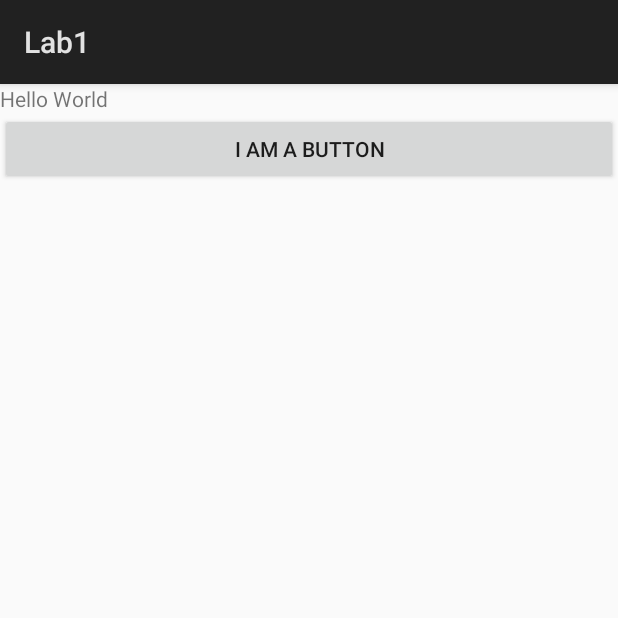
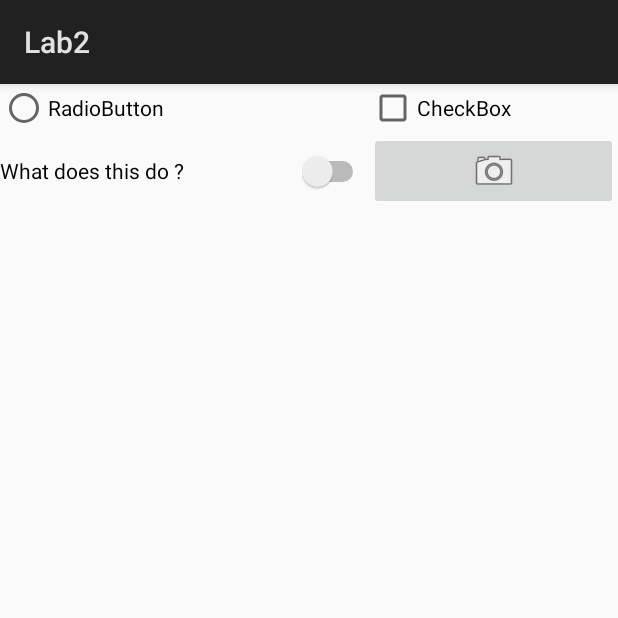
Before and after one commit to chiraggarg98026/AndroidLabs, an Android app: the screen it shows after launch (StartActivity before the commit, ListItemActivity after it), on a phone screen of 412 x 824 dp, the top half of it. Run offline under Robolectric (Android 15) with nearby library versions, the phone set to English and light mode, and no system bars.

Commit message:
ADDED 3 activities for Lab2

```diff
--- /dev/null
+++ b/app/src/main/java/com/example/chiraggarg/androidlabs/ListItemActivity.java
@@ -0,0 +1,13 @@
+package com.example.chiraggarg.androidlabs;
+
+import android.app.Activity;
+import android.os.Bundle;
+
+public class ListItemActivity extends Activity {
+
+    @Override
+    protected void onCreate(Bundle savedInstanceState) {
+        super.onCreate(savedInstanceState);
+        setContentView(R.layout.activity_list_item);
+    }
+}
--- /dev/null
+++ b/app/src/main/res/layout/activity_list_item.xml
@@ -0,0 +1,45 @@
+<?xml version="1.0" encoding="utf-8"?>
+<GridLayout xmlns:android="http://schemas.android.com/apk/res/android"
+    xmlns:app="http://schemas.android.com/apk/res-auto"
+    xmlns:tools="http://schemas.android.com/tools"
+    android:layout_width="match_parent"
+    android:layout_height="wrap_content"
+    tools:context=".ListItemActivity"
+    android:rowCount="2"
+    android:columnCount="2"
+
+    >
+    <RadioButton
+        android:id="@+id/radioButton"
+        android:layout_width="wrap_content"
+        android:layout_height="wrap_content"
+        android:text="@string/radiobutton"
+        android:layout_columnWeight="1"
+        android:layout_gravity="fill"
+        />
+
+    <CheckBox
+        android:id="@+id/checkBox"
+        android:layout_width="wrap_content"
+        android:layout_height="wrap_content"
+        android:text="@string/checkbox"
+        android:layout_columnWeight="1"
+        android:layout_gravity="fill"
+        />
+
+    <Switch
+        android:id="@+id/switch1"
+        android:layout_width="wrap_content"
+        android:layout_height="wrap_content"
+        android:text="What does this do ? "
+        android:layout_columnWeight="1"
+        android:layout_gravity="fill"/>
+
+    <ImageButton
+        android:id="@+id/imageButton"
+        android:layout_width="wrap_content"
+        android:layout_height="wrap_content"
+        android:src="@android:drawable/ic_menu_camera"
+        android:layout_columnWeight="1"
+        android:layout_gravity="fill"/>
+</GridLayout>
--- a/app/src/main/res/values/strings.xml
+++ b/app/src/main/res/values/strings.xml
@@ -1,5 +1,11 @@
 <resources>
-    <string name="app_name">Lab1</string>
+    <string name="app_name">Lab2</string>
     <string name="hello_message">Hello World</string>
+    <string name="login">Login</string>
+    <string name="login_name">Login name</string>
+    <string name="password">Password</string>
+    <string name="pass"></string>
     <string name="ButtonText">i am a button</string>
+    <string name="radiobutton">RadioButton</string>
+    <string name="checkbox">CheckBox</string>
 </resources>
```
Also changed, not shown: app/src/main/AndroidManifest.xml (+10 -4 lines), app/src/main/java/com/example/chiraggarg/androidlabs/LoginActivity.java (added, +13 -0 lines), app/src/main/res/layout/activity_login.xml (added, +44 -0 lines), app/src/main/res/drawable-hi/flag.png (added), 1 other file.
